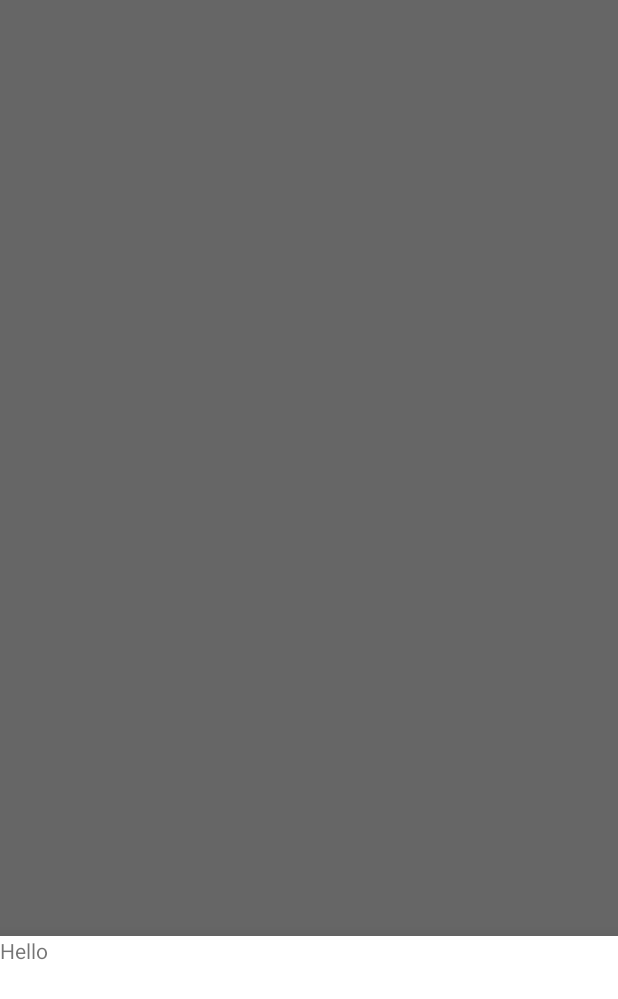
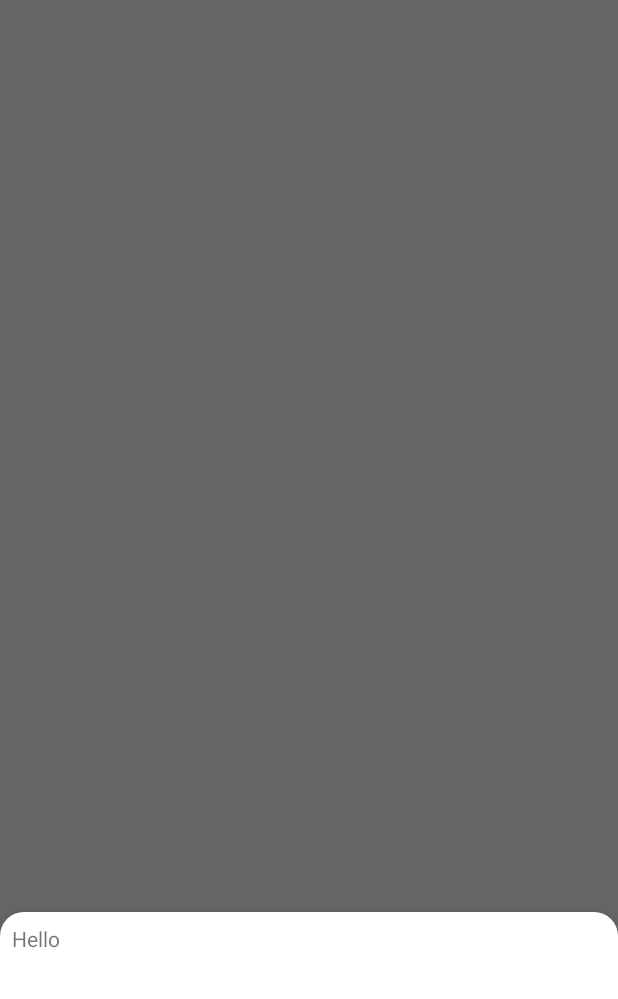
Before and after one commit to wisnuprama/target, an Android app: the screen it shows after launch (OkrActivity), after a tap on an icon or button, on a phone screen of 412 x 824 dp. Shown: the top 999 px of the screen. Run offline under Robolectric (Android 15) with nearby library versions, the phone set to English and light mode, and no system bars; our stand-ins replace ButterKnife, Room's generated code, data binding; 1 statement that could not run was skipped.

Commit message:
fix: bottom sheet - fix rounded corner
Signed-off-by: Wisnu Pramadhitya <wisnuprama014@gmail.com>

```diff
--- a/target/app/src/main/java/id/ac/ui/cs/mobileprogramming/wisnupramadhitya/target/ui/drawer/BottomDrawerFragment.java
+++ b/target/app/src/main/java/id/ac/ui/cs/mobileprogramming/wisnupramadhitya/target/ui/drawer/BottomDrawerFragment.java
@@ -1,7 +1,6 @@
 package id.ac.ui.cs.mobileprogramming.wisnupramadhitya.target.ui.drawer;
 
 import android.os.Bundle;
-
 import android.view.LayoutInflater;
 import android.view.View;
 import android.view.ViewGroup;
@@ -44,7 +43,6 @@ public class BottomDrawerFragment extends BottomSheetDialogFragment {
         super.onViewCreated(view, savedInstanceState);
         loadChildFragment();
     }
-
     @Override
     public void onDestroyView() {
         super.onDestroyView();
--- a/target/app/src/main/res/drawable/top_left_right_radius_radius_16.xml
+++ b/target/app/src/main/res/drawable/top_left_right_radius_radius_16.xml
@@ -6,4 +6,9 @@
         android:topLeftRadius="@dimen/bottom_drawer_radius"
         android:topRightRadius="@dimen/bottom_drawer_radius"/>
     <solid android:color="?attr/colorOnPrimarySurface"/>
+    <padding
+        android:left="10dp"
+        android:top="10dp"
+        android:right="10dp"
+        android:bottom="10dp" />
 </shape>
--- a/target/app/src/main/res/layout/fragment_okr_bottom_sheet.xml
+++ b/target/app/src/main/res/layout/fragment_okr_bottom_sheet.xml
@@ -3,14 +3,14 @@
     xmlns:app="http://schemas.android.com/apk/res-auto"
     xmlns:android="http://schemas.android.com/apk/res/android"
     android:layout_width="match_parent"
-    android:layout_height="wrap_content">
+    android:layout_height="wrap_content"
+    android:background="@android:color/transparent">
     <com.google.android.material.navigation.NavigationView
         android:id="@+id/bottom_drawer"
         android:layout_width="match_parent"
         android:layout_height="wrap_content"
         android:minHeight="@dimen/bottom_drawer_min_height"
         android:layout_gravity="start|bottom|center_horizontal"
-        android:background="@drawable/top_left_right_radius_radius_16"
         app:layout_constraintEnd_toEndOf="parent"
         app:layout_constraintStart_toStartOf="parent"
         app:layout_constraintTop_toTopOf="parent">
--- a/target/app/src/main/res/values/dimens.xml
+++ b/target/app/src/main/res/values/dimens.xml
@@ -2,4 +2,5 @@
 <resources>
     <dimen name="bottom_drawer_min_height">200dp</dimen>
     <dimen name="bottom_drawer_radius">16dp</dimen>
+    <dimen name="bottom_drawer_padding">8dp</dimen>
 </resources>
--- a/target/app/src/main/res/values/styles.xml
+++ b/target/app/src/main/res/values/styles.xml
@@ -6,6 +6,8 @@
         <item name="colorPrimary">@color/primary_light_color</item>
         <item name="colorPrimaryDark">@color/primary_dark_color</item>
         <item name="colorAccent">@color/primary_color_accent</item>
+
+        <item name="bottomSheetDialogTheme">@style/AppTheme.BottomSheetDialog</item>
     </style>
 
     <style name="AppTheme.Launcher" parent="AppTheme">
@@ -17,6 +19,8 @@
         <item name="colorPrimary">@color/primary_light_color</item>
         <item name="colorPrimaryDark">@color/primary_dark_color</item>
         <item name="colorAccent">@color/primary_color_accent</item>
+
+        <item name="bottomSheetDialogTheme">@style/AppTheme.BottomSheetDialog</item>
     </style>
 
     <style name="AppTheme.ProjectName" parent="TextAppearance.AppCompat.Display1">
@@ -24,4 +28,13 @@
         <item name="android:textColor">@color/primary_text_color</item>
     </style>
 
+    <style name="AppTheme.BottomSheetDialog" parent="Theme.Design.Light.BottomSheetDialog">
+        <item name="bottomSheetStyle">@style/AppTheme.Modal</item>
+    </style>
+
+    <style name="AppTheme.Modal" parent="Widget.Design.BottomSheet.Modal">
+        <item name="android:background">@drawable/top_left_right_radius_radius_16</item>
+        <item name="android:padding">@dimen/bottom_drawer_padding</item>
+    </style>
+
 </resources>
```
